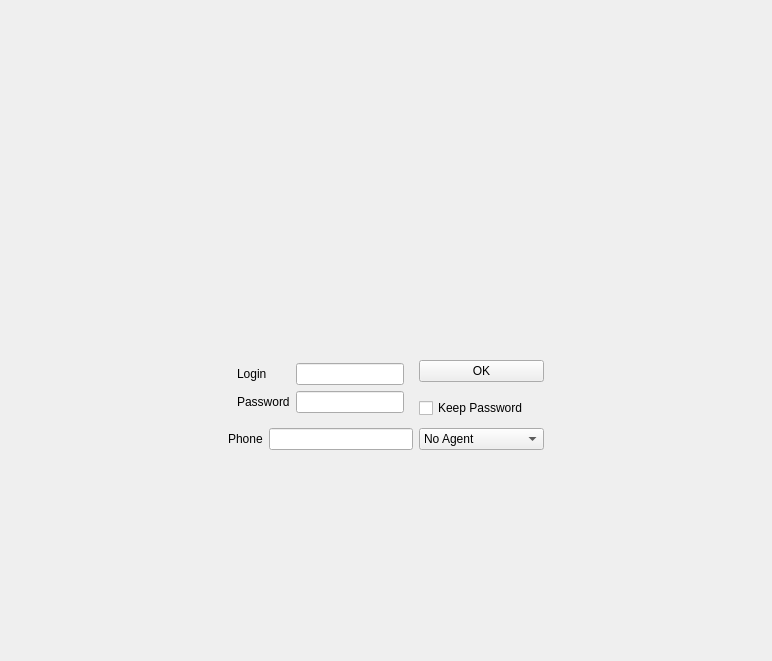
wazo-platform/wazo-client-qt, file xivoclient/src/login_widget/login_widget.ui: the form before one commit.
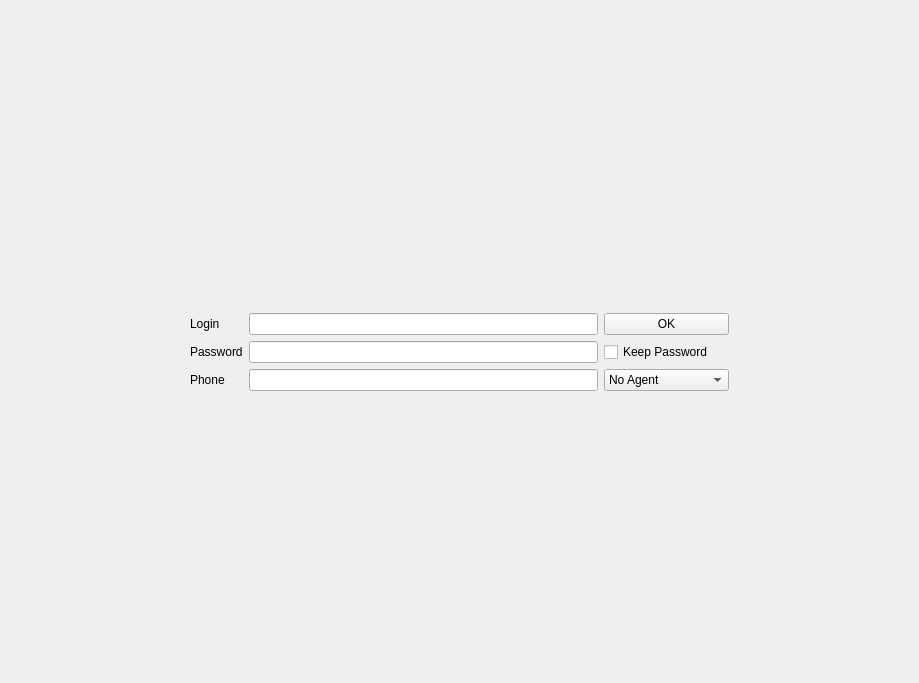
The form after the commit. Icons and pictures are not drawn.

Commit message: improve login widget ui

The edit to the form file:
```diff
--- a/xivoclient/src/login_widget/login_widget.ui
+++ b/xivoclient/src/login_widget/login_widget.ui
@@ -6,67 +6,62 @@
    <rect>
     <x>0</x>
     <y>0</y>
-    <width>772</width>
-    <height>661</height>
+    <width>919</width>
+    <height>683</height>
    </rect>
   </property>
   <property name="windowTitle">
    <string>Form</string>
   </property>
-  <layout class="QGridLayout" name="gridLayout_2">
-   <item row="3" column="0">
-    <spacer name="horizontalSpacer_2">
+  <layout class="QHBoxLayout" name="horizontalLayout" stretch="1,3,1">
+   <item>
+    <spacer name="horizontalSpacer">
      <property name="orientation">
       <enum>Qt::Horizontal</enum>
      </property>
      <property name="sizeHint" stdset="0">
       <size>
-       <width>191</width>
+       <width>551</width>
        <height>18</height>
       </size>
      </property>
     </spacer>
    </item>
-   <item row="3" column="2" rowspan="2" alignment="Qt::AlignHCenter|Qt::AlignVCenter">
-    <widget class="QWidget" name="widget" native="true">
-     <layout class="QGridLayout" name="gridLayout_4">
-      <item row="2" column="0">
-       <layout class="QGridLayout" name="gridLayout_3">
-        <item row="0" column="0">
-         <widget class="QLabel" name="agentphonenumber_label">
-          <property name="text">
-           <string>Phone</string>
-          </property>
-         </widget>
-        </item>
-        <item row="0" column="1">
-         <widget class="QLineEdit" name="agentphonenumber"/>
-        </item>
-       </layout>
-      </item>
-      <item row="2" column="1">
-       <widget class="QComboBox" name="agent_options">
         <item>
-         <property name="text">
-          <string>No Agent</string>
-         </property>
-        </item>
+    <layout class="QVBoxLayout" name="verticalLayout_2">
         <item>
-         <property name="text">
-          <string>Agent (unlogged)</string>
-         </property>
+      <spacer name="verticalSpacer">
+       <property name="orientation">
+        <enum>Qt::Vertical</enum>
+       </property>
+       <property name="sizeHint" stdset="0">
+        <size>
+         <width>20</width>
+         <height>40</height>
+        </size>
+       </property>
+      </spacer>
         </item>
         <item>
+      <widget class="QLabel" name="label">
+       <property name="minimumSize">
+        <size>
+         <width>295</width>
+         <height>0</height>
+        </size>
+       </property>
          <property name="text">
-          <string>Agent (logged)</string>
-         </property>
-        </item>
-       </widget>
-      </item>
-      <item row="0" column="0" rowspan="2">
-       <widget class="QWidget" name="gridWidget" native="true">
-        <layout class="QGridLayout" name="gridLayout">
-         <item row="1" column="0">
+        <string/>
+       </property>
+       <property name="pixmap">
+        <pixmap resource="../../xivoclient.qrc">:/images/xivoicon.png</pixmap>
+       </property>
+       <property name="alignment">
+        <set>Qt::AlignCenter</set>
+       </property>
+      </widget>
+     </item>
+     <item>
           <layout class="QGridLayout" name="gridLayout_5">
            <item row="0" column="1">
             <widget class="QLineEdit" name="userlogin"/>
@@ -85,6 +80,9 @@
              </property>
             </widget>
            </item>
+       <item row="2" column="1">
+        <widget class="QLineEdit" name="agentphonenumber"/>
+       </item>
            <item row="1" column="0">
             <widget class="QLabel" name="password_label">
              <property name="text">
@@ -92,85 +90,75 @@
              </property>
             </widget>
            </item>
-          </layout>
-         </item>
-        </layout>
-       </widget>
-      </item>
-      <item row="0" column="1">
+       <item row="2" column="0">
+        <widget class="QLabel" name="agentphonenumber_label">
+         <property name="text">
+          <string>Phone</string>
+         </property>
+        </widget>
+       </item>
+       <item row="0" column="2">
        <widget class="QPushButton" name="buttonBox">
         <property name="text">
          <string>OK</string>
         </property>
        </widget>
       </item>
-      <item row="1" column="1">
+       <item row="1" column="2">
        <widget class="QCheckBox" name="keep_password">
         <property name="text">
          <string>Keep Password</string>
         </property>
        </widget>
       </item>
-     </layout>
-    </widget>
-   </item>
-   <item row="5" column="2">
+       <item row="2" column="2">
+        <widget class="QComboBox" name="agent_options">
+         <item>
+          <property name="text">
+           <string>No Agent</string>
+          </property>
+         </item>
+         <item>
+          <property name="text">
+           <string>Agent (unlogged)</string>
+          </property>
+         </item>
+         <item>
+          <property name="text">
+           <string>Agent (logged)</string>
+          </property>
+         </item>
+        </widget>
+       </item>
+      </layout>
+     </item>
+     <item>
     <spacer name="verticalSpacer_2">
      <property name="orientation">
       <enum>Qt::Vertical</enum>
      </property>
      <property name="sizeHint" stdset="0">
       <size>
-       <width>337</width>
-       <height>183</height>
+         <width>20</width>
+         <height>40</height>
       </size>
      </property>
     </spacer>
-   </item>
-   <item row="4" column="3">
-    <spacer name="horizontalSpacer">
-     <property name="orientation">
-      <enum>Qt::Horizontal</enum>
-     </property>
-     <property name="sizeHint" stdset="0">
-      <size>
-       <width>190</width>
-       <height>18</height>
-      </size>
-     </property>
-    </spacer>
-   </item>
-   <item row="1" column="2">
-    <spacer name="verticalSpacer">
-     <property name="orientation">
-      <enum>Qt::Vertical</enum>
-     </property>
-     <property name="sizeHint" stdset="0">
-      <size>
-       <width>337</width>
-       <height>296</height>
-      </size>
-     </property>
-    </spacer>
-   </item>
-   <item row="2" column="2" alignment="Qt::AlignHCenter">
-    <widget class="QWidget" name="widget_2" native="true">
-     <layout class="QGridLayout" name="gridLayout_6">
-      <property name="rightMargin">
-       <number>6</number>
-      </property>
-      <item row="0" column="0">
-       <widget class="QLabel" name="label">
-        <property name="text">
-         <string/>
-        </property>
-        <property name="pixmap">
-         <pixmap resource="../../xivoclient.qrc">:/images/xivoicon.png</pixmap>
-        </property>
-       </widget>
-      </item>
-     </layout>
-    </widget>
+     </item>
+    </layout>
+   </item>
+   <item>
+    <spacer name="horizontalSpacer_2">
+     <property name="orientation">
+      <enum>Qt::Horizontal</enum>
+     </property>
+     <property name="sizeHint" stdset="0">
+      <size>
+       <width>189</width>
+       <height>60</height>
+      </size>
+     </property>
+    </spacer>
    </item>
   </layout>
  </widget>
```
Lines whose indentation alone changed are shown as unchanged.
